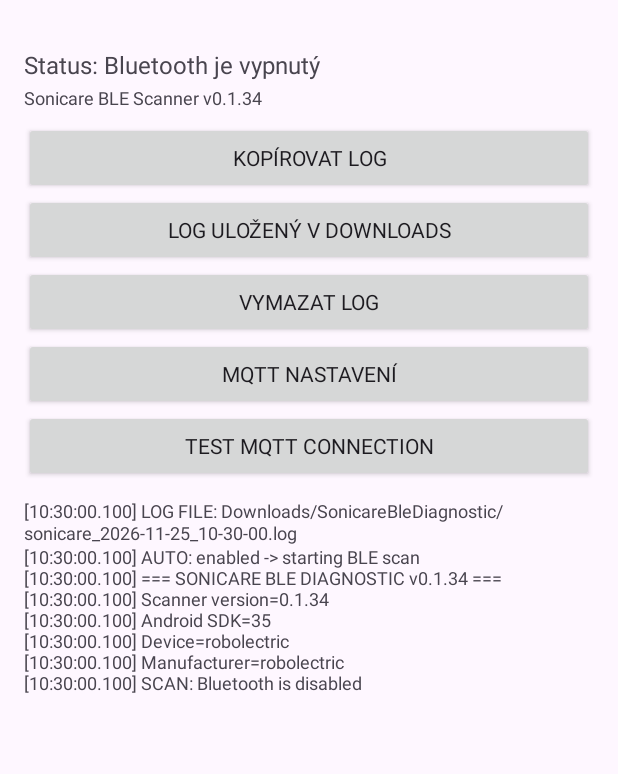
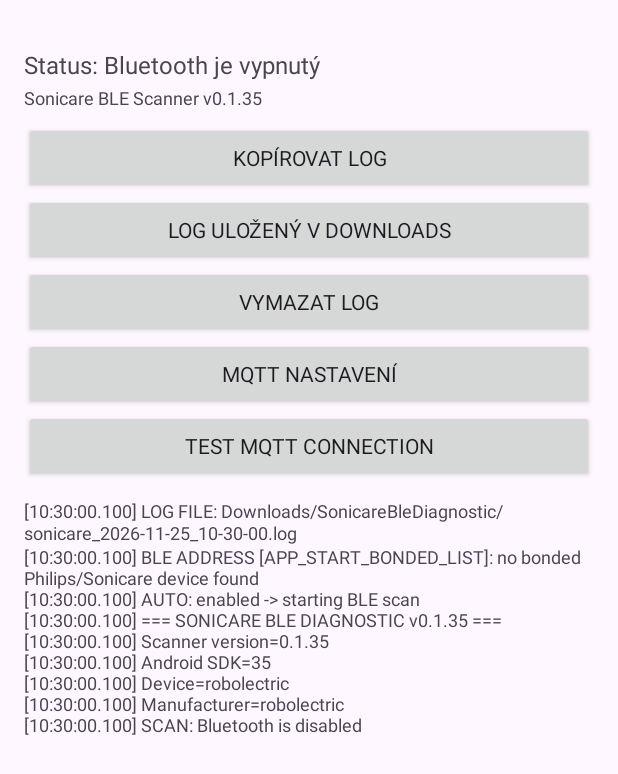
Before and after one commit to Marthinek/sonicare-android-gateway, an Android app: the screen it shows after launch (MainActivity), on a phone screen of 412 x 824 dp. Shown: the top 774 px of the screen. Run offline under Robolectric (Android 15) with nearby library versions, the phone set to English and light mode, and no system bars; libraries missing offline, so code that uses them is left out: com.hivemq.client.

Commit message:
Log Bluetooth address type, bond state, and address changes

```diff
--- a/app/src/main/java/cz/marthas/sonicareble/MainActivity.kt
+++ b/app/src/main/java/cz/marthas/sonicareble/MainActivity.kt
@@ -53,7 +53,7 @@ class MainActivity : AppCompatActivity() {
 
     companion object {
         private const val TAG = "SonicareBLE"
-        private const val APP_VERSION = "0.1.34"
+        private const val APP_VERSION = "0.1.35"
 
         private const val PERMISSION_REQUEST_CODE = 1001
 
@@ -110,6 +110,7 @@ class MainActivity : AppCompatActivity() {
     private lateinit var statusView: TextView
 
     private lateinit var mqttManager: MqttManager
+    private lateinit var addressDiagnostics: BluetoothAddressDiagnostics
 
     // Full diagnostic log is written continuously to the phone storage so
     // long brushing sessions are not lost because of clipboard size limits.
@@ -416,6 +417,8 @@ private var condorDiagLastTxNotificationAtMs = 0L
             if (containsCondor ||
                 name?.contains("Sonicare", ignoreCase = true) == true
             ) {
+                addressDiagnostics.record(device, "SCAN", rssi)
+
                 if (selectedDevice == null) {
                     selectedDevice = device
 
@@ -496,6 +499,9 @@ private var condorDiagLastTxNotificationAtMs = 0L
 
         bluetoothAdapter = bluetoothManager.adapter
         bleScanner = bluetoothAdapter.bluetoothLeScanner
+        addressDiagnostics = BluetoothAddressDiagnostics(this, bluetoothAdapter) { message ->
+            log(message)
+        }
 
         requestBlePermissionsIfNeeded()
         initLogFile()
@@ -503,6 +509,10 @@ private var condorDiagLastTxNotificationAtMs = 0L
             log("LOG FILE: Downloads/SonicareBleDiagnostic/$logFileDisplayName")
         } else {
             log("LOG FILE: unable to create diagnostic log file")
+        }
+
+        if (blePermissionsGranted()) {
+            addressDiagnostics.logBondedSonicareDevices("APP_START_BONDED_LIST")
         }
 
         if (autoConnectEnabled && blePermissionsGranted()) {
@@ -842,6 +852,7 @@ private var condorDiagLastTxNotificationAtMs = 0L
             return
         }
 
+        addressDiagnostics.logBondedSonicareDevices("SCAN_START_BONDED_LIST")
         selectedDevice = null
 
         stopScan()
@@ -929,6 +940,13 @@ private var condorDiagLastTxNotificationAtMs = 0L
         }
 
         log("SCAN fallback: checking ${bondedDevices.size} bonded device(s)")
+        bondedDevices
+            .filter { device ->
+                val name = try { device.name } catch (_: SecurityException) { null }
+                name?.contains("Sonicare", ignoreCase = true) == true ||
+                    name?.contains("Philips", ignoreCase = true) == true
+            }
+            .forEach { addressDiagnostics.record(it, "BONDED_LIST") }
 
         val candidate = bondedDevices.firstOrNull { device ->
             val name = try {
@@ -1027,6 +1045,7 @@ private var condorDiagLastTxNotificationAtMs = 0L
         log("")
         log("=== GATT CONNECT ===")
         log("Address: ${device.address}")
+        addressDiagnostics.record(device, "CONNECT_ATTEMPT")
         log("Connection generation=$generation")
 
         try {
@@ -1126,6 +1145,7 @@ private var condorDiagLastTxNotificationAtMs = 0L
                     log(
                         "GATT CONNECTED id=${System.identityHashCode(gatt)}"
                     )
+                    addressDiagnostics.record(gatt.device, "GATT_CONNECTED")
 
                     // Start every GATT session with clean Condor state.
                     condorStage = 0
```
